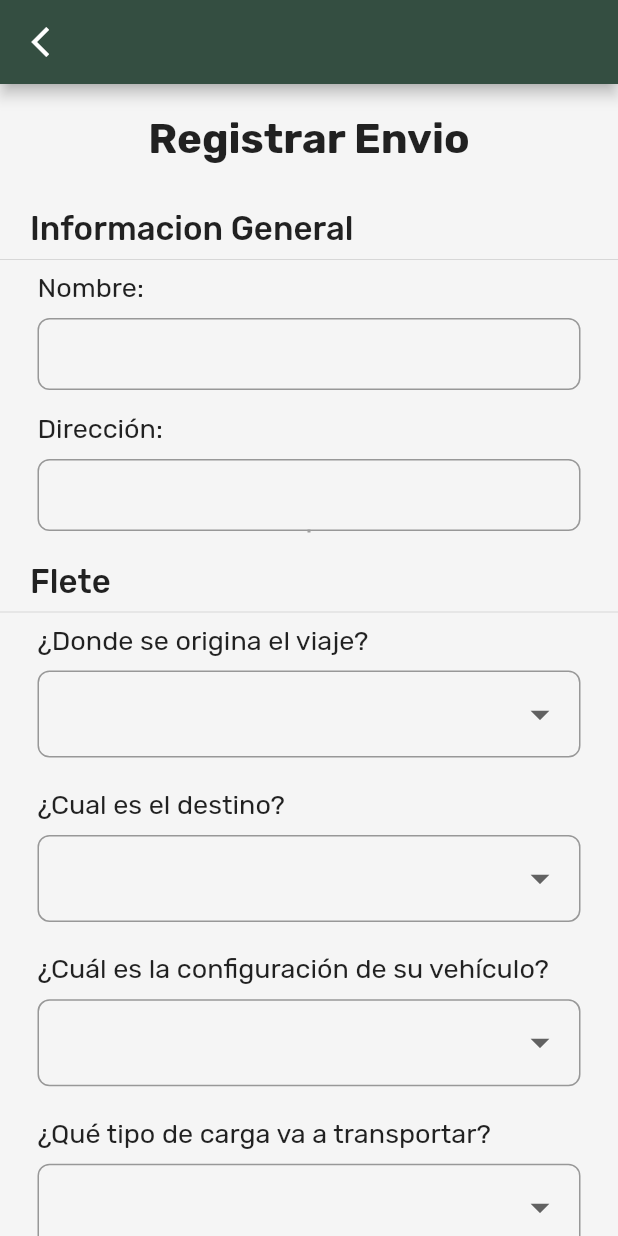
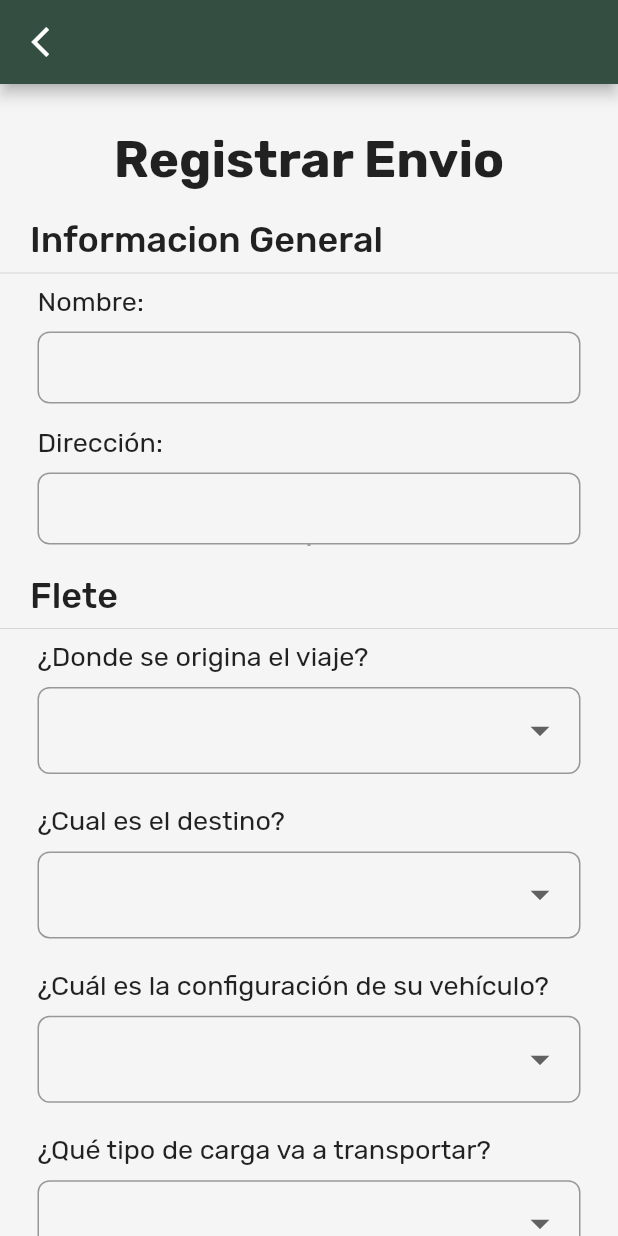
Before and after one commit to crijumubu/MiEnvio, a Flutter app: the RegisterShipping screen opened directly with empty values, on a phone screen of 412 x 824 dp. Run offline on Flutter 3.47's test engine with Material 2 defaults, Android fonts, the phone set to English and light mode, and no system bars; our stand-ins replace dot_navigation_bar, firebase_core, google_fonts, google_maps_flutter, modal_progress_hud_nsn, qr_flutter and 2 more; missing offline and left inert: mobile_scanner, onboarding; accounts and stored records are empty.

Commit message:
:alien: Ajustes de padding y fontSize

```diff
--- a/frontend/lib/views/flete_form/flete_form.dart
+++ b/frontend/lib/views/flete_form/flete_form.dart
@@ -93,7 +93,7 @@ class _FleteFormState extends State<FleteForm> {
                           Input(controller: widget.horaEDescargue, inputText: "¿Horas de espera en el descargue?", width: width*0.42, numbers: true,),
                         ],
                       ),
-                      SizedBox(height: height*0.025,),
+                      SizedBox(height: height*0.05,),
 
                       Column(
                         children: [
--- a/frontend/lib/views/register_shipping/register_shipping.dart
+++ b/frontend/lib/views/register_shipping/register_shipping.dart
@@ -41,7 +41,7 @@ class _RegisterShippingState extends State<RegisterShipping> {
       child: Padding(
         padding: const EdgeInsets.symmetric(horizontal: 20),
         child: Text(title,
-          style: GoogleFonts.rubik(fontSize: 22, fontWeight: FontWeight.w500),
+          style: GoogleFonts.rubik(fontSize: 24, fontWeight: FontWeight.w500),
         ),
       ),
     );
@@ -101,9 +101,9 @@ class _RegisterShippingState extends State<RegisterShipping> {
       appBar: headerBack(context),
       body: ListView(
         children: [
+            const SizedBox(height: 30,),
+            Center(child: Text("Registrar Envio", style: GoogleFonts.rubik(fontSize: 34, fontWeight: FontWeight.w700),)),
             const SizedBox(height: 20,),
-            Center(child: Text("Registrar Envio", style: GoogleFonts.rubik(fontSize: 28, fontWeight: FontWeight.w700),)),
-            const SizedBox(height: 30,),
             title("Informacion General"),
             Divider(),
             Padding(
@@ -138,7 +138,7 @@ class _RegisterShippingState extends State<RegisterShipping> {
             FleteForm( horaCargue: horaCargue, horaDescargue: horaDescargue, horaECargue: horaECargue, horaEDescargue: horaEDescargue, callback: sendForm,  ),
             // const SizedBox(height: 20,),
 
-            const SizedBox(height: 20,),
+            const SizedBox(height: 50,),
 
         ],
       ),
```
